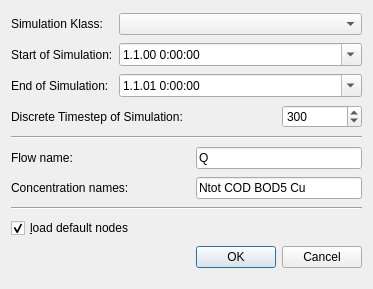
First picture: the form in src/gui/newsimulationdialog.ui, repository gregorburger/CityDrain3, before the edit.
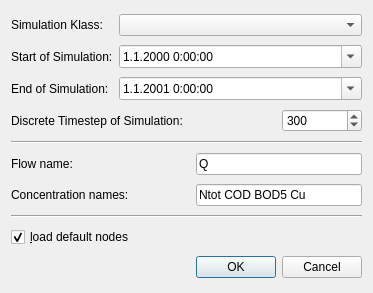
Second picture: the form after the edit.

Commit message: show years in yyyy not yy. clear error bits and hope this fixes the windows problems in rainread

```diff
--- a/src/gui/newsimulationdialog.ui
+++ b/src/gui/newsimulationdialog.ui
@@ -7,7 +7,7 @@
     <x>0</x>
     <y>0</y>
     <width>373</width>
-    <height>289</height>
+    <height>293</height>
    </rect>
   </property>
   <property name="windowTitle">
@@ -37,7 +37,7 @@
       <enum>QDateTimeEdit::DaySection</enum>
      </property>
      <property name="displayFormat">
-      <string>d.M.yy h:mm:ss</string>
+      <string>d.M.yyyy h:mm:ss</string>
      </property>
      <property name="calendarPopup">
       <bool>true</bool>
@@ -67,7 +67,7 @@
       <enum>QDateTimeEdit::DaySection</enum>
      </property>
      <property name="displayFormat">
-      <string>d.M.yy h:mm:ss</string>
+      <string>d.M.yyyy h:mm:ss</string>
      </property>
      <property name="calendarPopup">
       <bool>true</bool>
```
The commit also changes 3 other files.
